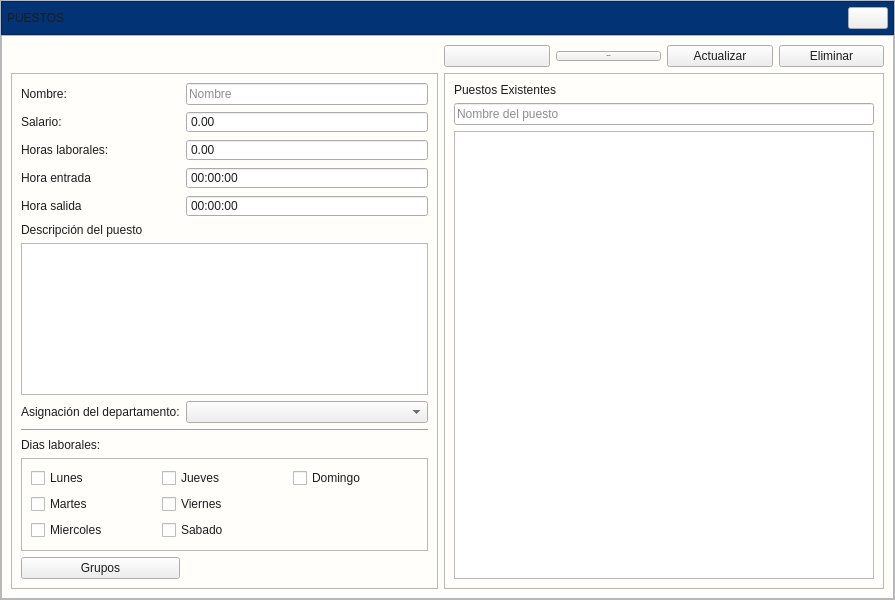
Old version of the form app/View/UserInterfaceUi/UI_ADMINISTRAR_PUESTOS.ui in the repository LAngelVp/software-punto-de-venta.
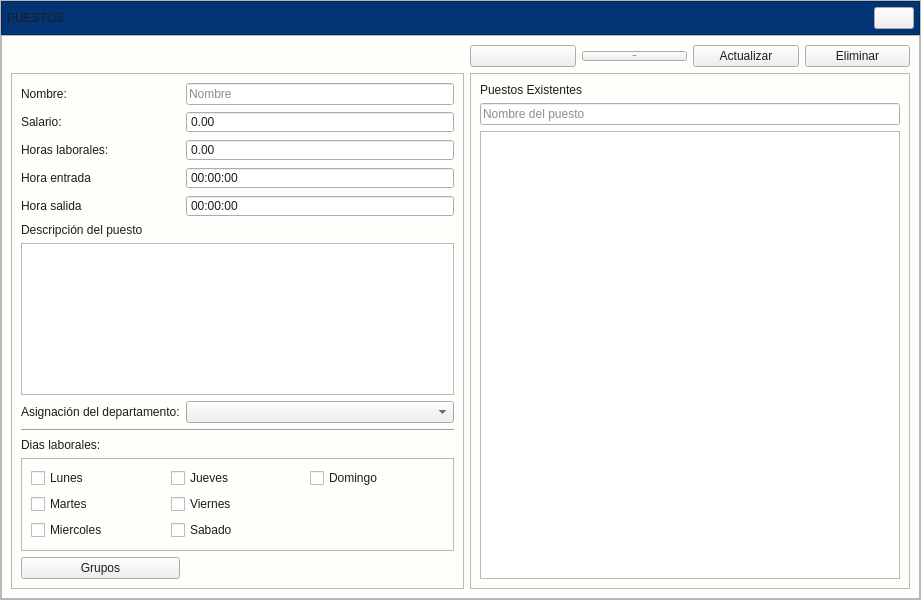
New version of the form. Icons and pictures are not drawn.

The edit to the form file:
```diff
--- a/app/View/UserInterfaceUi/UI_ADMINISTRAR_PUESTOS.ui
+++ b/app/View/UserInterfaceUi/UI_ADMINISTRAR_PUESTOS.ui
@@ -6,7 +6,7 @@
    <rect>
     <x>0</x>
     <y>0</y>
-    <width>895</width>
+    <width>921</width>
     <height>600</height>
    </rect>
   </property>
```
Left out of the diff: 3 changed lines with no effect on the pictures.
